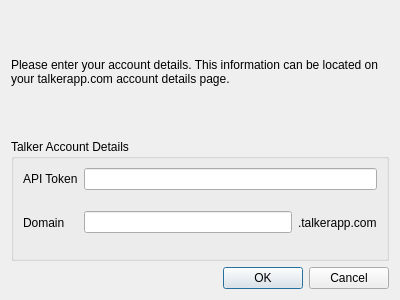
The window that ui/account_edit_dialog.ui (chmod700/SmoothTalker) describes before a commit, drawn with Qt 5.
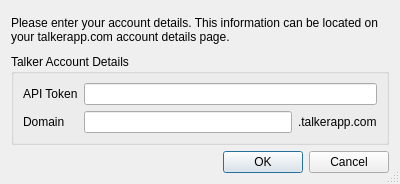
The same window after the commit.

Commit message: include license heading at top of each file gave the new account dialog a title

```diff
--- a/ui/account_edit_dialog.ui
+++ b/ui/account_edit_dialog.ui
@@ -7,11 +7,14 @@
     <x>0</x>
     <y>0</y>
     <width>400</width>
-    <height>300</height>
+    <height>184</height>
    </rect>
   </property>
   <property name="windowTitle">
-   <string>Dialog</string>
+   <string>Add Account</string>
+  </property>
+  <property name="sizeGripEnabled">
+   <bool>true</bool>
   </property>
   <layout class="QVBoxLayout" name="verticalLayout">
    <item>
```
The commit also changes 7 other files.
